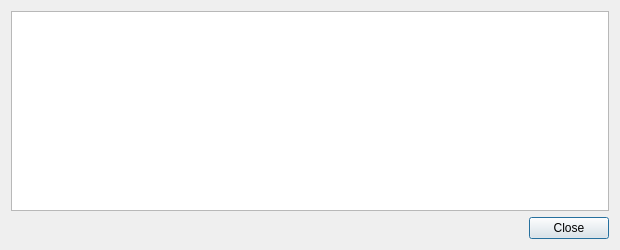
PirateNetwork/pirate, file src/qt/forms/transactiondescdialog.ui: the form before one commit.
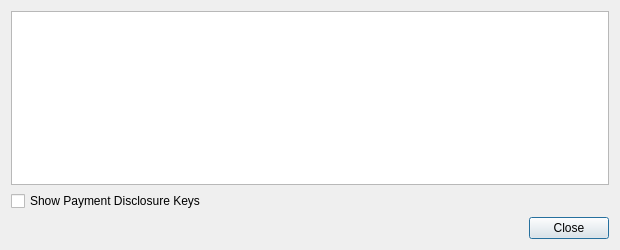
The form after the commit.

Commit message: Implement Sapling and Orchard payment disclosure. Provides users the ability to disclose a key that will decrypt a single orchard output or action.

```diff
--- a/src/qt/forms/transactiondescdialog.ui
+++ b/src/qt/forms/transactiondescdialog.ui
@@ -24,6 +24,16 @@
      </property>
     </widget>
    </item>
+   <item>
+    <widget class="QCheckBox" name="showPaymentDisclosureCheckbox">
+     <property name="text">
+      <string>Show Payment Disclosure Keys</string>
+     </property>
+     <property name="checked">
+      <bool>false</bool>
+     </property>
+    </widget>
+   </item>
    <item>
     <widget class="QDialogButtonBox" name="buttonBox">
      <property name="orientation">
```
The commit also changes 26 other files.
